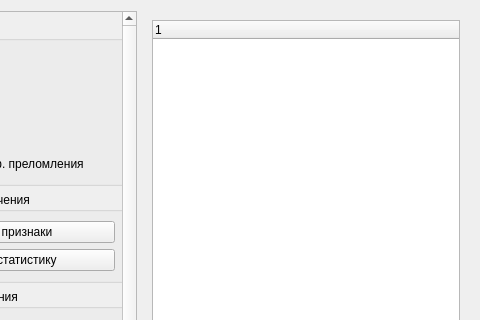
astroidis/stokes-ui, file calc3window.ui: the form before one commit; both pictures show x 160 to 640 and y 0 to 320 of the 640 by 480 pixel window.
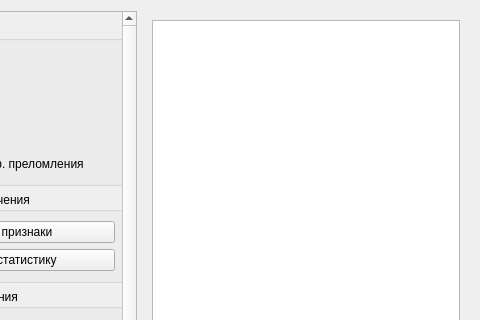
The form after the commit.

Commit message: task3 statistics ui changed

```diff
--- a/calc3window.ui
+++ b/calc3window.ui
@@ -221,12 +221,15 @@
      <widget class="QWidget" name="pageCalc">
       <layout class="QVBoxLayout" name="verticalLayout_9">
        <item>
-        <widget class="QTreeWidget" name="calcWidget">
-         <column>
-          <property name="text">
-           <string/>
-          </property>
-         </column>
+        <widget class="QTableView" name="statsTable">
+         <property name="font">
+          <font>
+           <pointsize>11</pointsize>
+          </font>
+         </property>
+         <attribute name="horizontalHeaderDefaultSectionSize">
+          <number>80</number>
+         </attribute>
         </widget>
        </item>
       </layout>
```
The commit also changes 6 other files.
